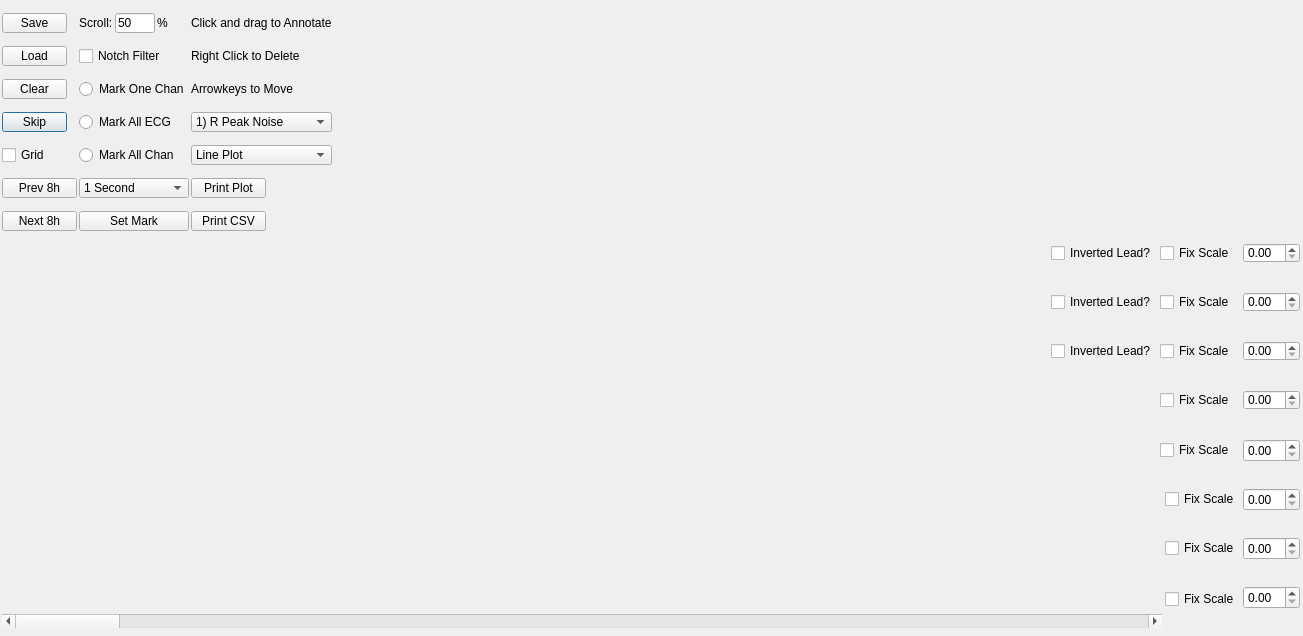
MiraWelner/QTVI, file source/deep_entropy_x/noise_marking_gui/noise_marking_gui.ui: the form before one commit.
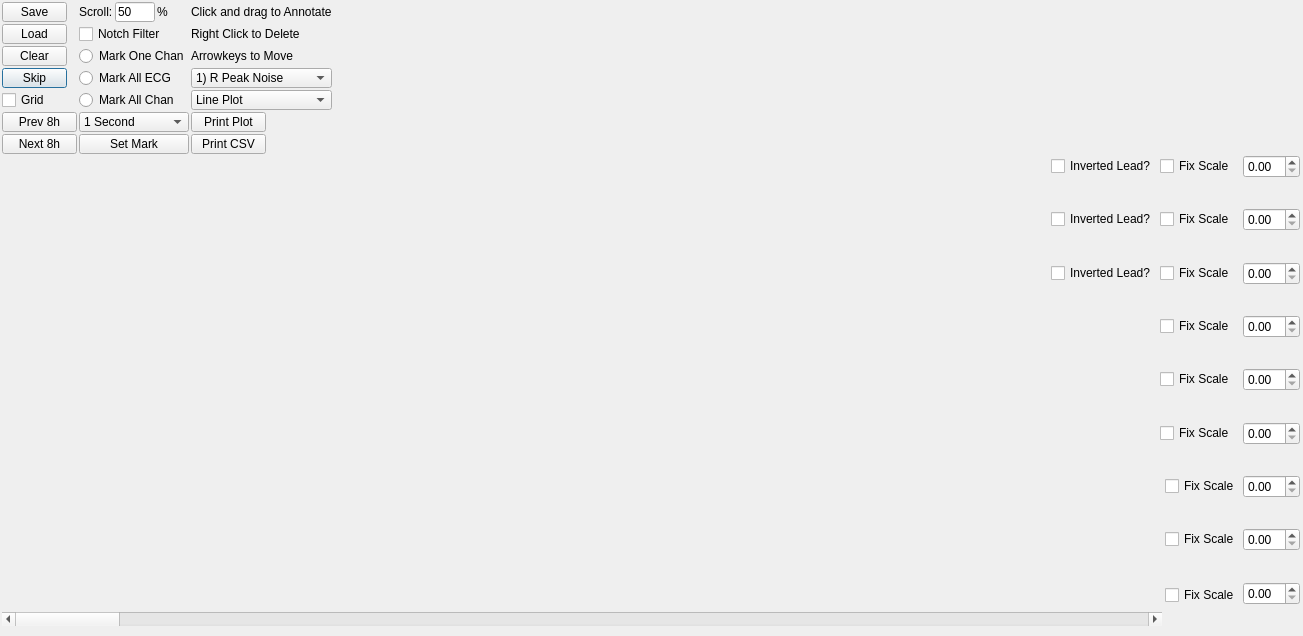
The form after the commit. Custom widgets are drawn as their Qt base class.

The edit to the form file:
```diff
--- a/source/deep_entropy_x/noise_marking_gui/noise_marking_gui.ui
+++ b/source/deep_entropy_x/noise_marking_gui/noise_marking_gui.ui
@@ -56,7 +56,7 @@
          <property name="minimumSize">
           <size>
            <width>0</width>
-           <height>0</height>
+           <height>10</height>
           </size>
          </property>
          <property name="maximumSize">
@@ -72,6 +72,12 @@
        </item>
        <item row="1" column="2">
         <widget class="QLabel" name="label_3">
+         <property name="minimumSize">
+          <size>
+           <width>0</width>
+           <height>10</height>
+          </size>
+         </property>
          <property name="text">
           <string>Right Click to Delete</string>
          </property>
@@ -79,6 +85,12 @@
        </item>
        <item row="2" column="2">
         <widget class="QLabel" name="label_4">
+         <property name="minimumSize">
+          <size>
+           <width>0</width>
+           <height>10</height>
+          </size>
+         </property>
          <property name="text">
           <string>Arrowkeys to Move</string>
          </property>
@@ -86,6 +98,12 @@
        </item>
        <item row="5" column="1">
         <widget class="QComboBox" name="window_length_selector">
+         <property name="minimumSize">
+          <size>
+           <width>0</width>
+           <height>10</height>
+          </size>
+         </property>
          <property name="maximumSize">
           <size>
            <width>16777215</width>
@@ -131,6 +149,12 @@
        </item>
        <item row="2" column="1">
         <widget class="QRadioButton" name="mark_one_chan">
+         <property name="minimumSize">
+          <size>
+           <width>0</width>
+           <height>10</height>
+          </size>
+         </property>
          <property name="text">
           <string>Mark One Chan</string>
          </property>
@@ -141,6 +165,12 @@
        </item>
        <item row="1" column="1">
         <widget class="QCheckBox" name="notch_filter">
+         <property name="minimumSize">
+          <size>
+           <width>0</width>
+           <height>10</height>
+          </size>
+         </property>
          <property name="maximumSize">
           <size>
            <width>16777215</width>
@@ -154,6 +184,12 @@
        </item>
        <item row="4" column="0">
         <widget class="QCheckBox" name="show_grid_check">
+         <property name="minimumSize">
+          <size>
+           <width>0</width>
+           <height>10</height>
+          </size>
+         </property>
          <property name="maximumSize">
           <size>
            <width>65</width>
@@ -167,6 +203,12 @@
        </item>
        <item row="0" column="0">
         <widget class="QPushButton" name="finalize_button">
+         <property name="minimumSize">
+          <size>
+           <width>0</width>
+           <height>10</height>
+          </size>
+         </property>
          <property name="maximumSize">
           <size>
            <width>65</width>
@@ -180,6 +222,12 @@
        </item>
        <item row="4" column="2">
         <widget class="QComboBox" name="scatter_line">
+         <property name="minimumSize">
+          <size>
+           <width>0</width>
+           <height>10</height>
+          </size>
+         </property>
          <property name="maximumSize">
           <size>
            <width>16777215</width>
@@ -200,6 +248,12 @@
        </item>
        <item row="5" column="0">
         <widget class="QPushButton" name="prev8hours">
+         <property name="minimumSize">
+          <size>
+           <width>0</width>
+           <height>10</height>
+          </size>
+         </property>
          <property name="maximumSize">
           <size>
            <width>75</width>
@@ -219,6 +273,12 @@
            <verstretch>0</verstretch>
           </sizepolicy>
          </property>
+         <property name="minimumSize">
+          <size>
+           <width>0</width>
+           <height>10</height>
+          </size>
+         </property>
          <property name="maximumSize">
           <size>
            <width>150</width>
@@ -294,6 +354,12 @@
        </item>
        <item row="4" column="1">
         <widget class="QRadioButton" name="mark_all_chan">
+         <property name="minimumSize">
+          <size>
+           <width>0</width>
+           <height>10</height>
+          </size>
+         </property>
          <property name="text">
           <string>Mark All Chan</string>
          </property>
@@ -304,6 +370,12 @@
        </item>
        <item row="1" column="0">
         <widget class="QPushButton" name="browse_file_button">
+         <property name="minimumSize">
+          <size>
+           <width>0</width>
+           <height>10</height>
+          </size>
+         </property>
          <property name="maximumSize">
           <size>
            <width>65</width>
@@ -319,6 +391,12 @@
         <layout class="QHBoxLayout" name="horizontalLayout">
          <item>
           <widget class="QLabel" name="seconds_to_scroll_label">
+           <property name="minimumSize">
+            <size>
+             <width>0</width>
+             <height>10</height>
+            </size>
+           </property>
            <property name="maximumSize">
             <size>
              <width>100</width>
@@ -337,6 +415,12 @@
          </item>
          <item>
           <widget class="QLineEdit" name="skip_interval_box">
+           <property name="minimumSize">
+            <size>
+             <width>0</width>
+             <height>10</height>
+            </size>
+           </property>
            <property name="maximumSize">
             <size>
              <width>40</width>
@@ -353,6 +437,12 @@
          </item>
          <item>
           <widget class="QLabel" name="label_2">
+           <property name="minimumSize">
+            <size>
+             <width>0</width>
+             <height>10</height>
+            </size>
+           </property>
            <property name="text">
             <string>%</string>
            </property>
@@ -362,6 +452,12 @@
        </item>
        <item row="6" column="0">
         <widget class="QPushButton" name="next8hours">
+         <property name="minimumSize">
+          <size>
+           <width>0</width>
+           <height>10</height>
+          </size>
+         </property>
          <property name="maximumSize">
           <size>
            <width>75</width>
@@ -378,7 +474,7 @@
          <property name="minimumSize">
           <size>
            <width>0</width>
-           <height>0</height>
+           <height>10</height>
           </size>
          </property>
          <property name="maximumSize">
@@ -394,6 +490,12 @@
        </item>
        <item row="5" column="2">
         <widget class="QPushButton" name="save_current_plot">
+         <property name="minimumSize">
+          <size>
+           <width>0</width>
+           <height>10</height>
+          </size>
+         </property>
          <property name="maximumSize">
           <size>
            <width>75</width>
@@ -407,6 +509,12 @@
        </item>
        <item row="0" column="2">
         <widget class="QLabel" name="label">
+         <property name="minimumSize">
+          <size>
+           <width>0</width>
+           <height>10</height>
+          </size>
+         </property>
          <property name="text">
           <string>Click and drag to Annotate</string>
          </property>
@@ -414,6 +522,12 @@
        </item>
        <item row="2" column="0">
         <widget class="QPushButton" name="clearall_button">
+         <property name="minimumSize">
+          <size>
+           <width>0</width>
+           <height>10</height>
+          </size>
+         </property>
          <property name="maximumSize">
           <size>
            <width>65</width>
@@ -427,6 +541,12 @@
        </item>
        <item row="3" column="1">
         <widget class="QRadioButton" name="mark_ecg">
+         <property name="minimumSize">
+          <size>
+           <width>0</width>
+           <height>10</height>
+          </size>
+         </property>
          <property name="text">
           <string>Mark All ECG</string>
          </property>
@@ -437,6 +557,12 @@
        </item>
        <item row="6" column="2">
         <widget class="QPushButton" name="save_current_csv">
+         <property name="minimumSize">
+          <size>
+           <width>0</width>
+           <height>10</height>
+          </size>
+         </property>
          <property name="maximumSize">
           <size>
            <width>75</width>
@@ -472,7 +598,7 @@
          <property name="minimumSize">
           <size>
            <width>0</width>
-           <height>80</height>
+           <height>10</height>
           </size>
          </property>
          <property name="styleSheet">
@@ -491,7 +617,7 @@
          <property name="minimumSize">
           <size>
            <width>0</width>
-           <height>80</height>
+           <height>10</height>
           </size>
          </property>
          <property name="styleSheet">
@@ -515,7 +641,7 @@
            <property name="minimumSize">
             <size>
              <width>0</width>
-             <height>80</height>
+             <height>10</height>
             </size>
            </property>
           </widget>
@@ -531,7 +657,7 @@
            <property name="minimumSize">
             <size>
              <width>0</width>
-             <height>80</height>
+             <height>10</height>
             </size>
            </property>
           </widget>
@@ -547,7 +673,7 @@
            <property name="minimumSize">
             <size>
              <width>0</width>
-             <height>80</height>
+             <height>10</height>
             </size>
            </property>
           </widget>
@@ -559,7 +685,7 @@
     </layout>
    </item>
    <item>
-    <layout class="QVBoxLayout" name="main_plots" stretch="1,1,1,1,1,1,1,1">
+    <layout class="QVBoxLayout" name="main_plots" stretch="1,1,1,1,1,1,1,1,1">
      <property name="spacing">
       <number>0</number>
      </property>
@@ -571,6 +697,12 @@
          <verstretch>6</verstretch>
         </sizepolicy>
        </property>
+       <property name="minimumSize">
+        <size>
+         <width>0</width>
+         <height>10</height>
+        </size>
+       </property>
        <property name="styleSheet">
         <string notr="true"/>
        </property>
@@ -608,6 +740,12 @@
         </item>
         <item row="1" column="1">
          <spacer name="verticalSpacer">
+          <property name="minimumSize">
+           <size>
+            <width>0</width>
+            <height>10</height>
+           </size>
+          </property>
           <property name="orientation">
            <enum>Qt::Orientation::Vertical</enum>
           </property>
@@ -637,6 +775,12 @@
         </item>
         <item row="0" column="1">
          <widget class="QCheckBox" name="ecg_1_reverse">
+          <property name="minimumSize">
+           <size>
+            <width>0</width>
+            <height>10</height>
+           </size>
+          </property>
           <property name="text">
            <string>Inverted Lead?</string>
           </property>
@@ -644,6 +788,12 @@
         </item>
         <item row="0" column="0">
          <spacer name="horizontalSpacer">
+          <property name="minimumSize">
+           <size>
+            <width>0</width>
+            <height>10</height>
+           </size>
+          </property>
           <property name="orientation">
            <enum>Qt::Orientation::Horizontal</enum>
           </property>
@@ -666,6 +816,12 @@
          <verstretch>1</verstretch>
         </sizepolicy>
        </property>
+       <property name="minimumSize">
+        <size>
+         <width>0</width>
+         <height>10</height>
+        </size>
+       </property>
        <property name="styleSheet">
         <string notr="true"/>
        </property>
@@ -690,6 +846,12 @@
         </property>
         <item row="0" column="1">
          <widget class="QCheckBox" name="ecg_2_reverse">
+          <property name="minimumSize">
+           <size>
+            <width>0</width>
+            <height>10</height>
+           </size>
+          </property>
           <property name="text">
            <string>Inverted Lead?</string>
           </property>
@@ -697,6 +859,12 @@
         </item>
         <item row="1" column="1">
          <spacer name="verticalSpacer_2">
+          <property name="minimumSize">
+           <size>
+            <width>0</width>
+            <height>10</height>
+           </size>
+          </property>
           <property name="orientation">
            <enum>Qt::Orientation::Vertical</enum>
           </property>
@@ -720,6 +888,12 @@
         </item>
         <item row="0" column="0">
          <spacer name="horizontalSpacer_2">
+          <property name="minimumSize">
+           <size>
+            <width>0</width>
+            <height>10</height>
+           </size>
+          </property>
           <property name="orientation">
            <enum>Qt::Orientation::Horizontal</enum>
           </property>
@@ -758,6 +932,12 @@
          <verstretch>1</verstretch>
         </sizepolicy>
        </property>
+       <property name="minimumSize">
+        <size>
+         <width>0</width>
+         <height>10</height>
+        </size>
+       </property>
        <property name="styleSheet">
         <string notr="true"/>
        </property>
@@ -805,6 +985,12 @@
         </item>
         <item row="1" column="2">
          <spacer name="verticalSpacer_3">
+          <property name="minimumSize">
+           <size>
+            <width>0</width>
+            <height>10</height>
+           </size>
+          </property>
           <property name="orientation">
            <enum>Qt::Orientation::Vertical</enum>
           </property>
@@ -818,6 +1004,12 @@
         </item>
         <item row="0" column="2">
          <widget class="QCheckBox" name="ecg_3_reverse">
+          <property name="minimumSize">
+           <size>
+            <width>0</width>
+            <height>10</height>
+           </size>
+          </property>
           <property name="text">
            <string>Inverted Lead?</string>
           </property>
@@ -839,6 +1031,125 @@
           </property>
          </widget>
         </item>
+        <item row="0" column="0">
+         <spacer name="horizontalSpacer_3">
+          <property name="minimumSize">
+           <size>
+            <width>0</width>
+            <height>10</height>
+           </size>
+          </property>
+          <property name="orientation">
+           <enum>Qt::Orientation::Horizontal</enum>
+          </property>
+          <property name="sizeHint" stdset="0">
+           <size>
+            <width>1205</width>
+            <height>20</height>
+           </size>
+          </property>
+         </spacer>
+        </item>
+       </layout>
+      </widget>
+     </item>
+     <item>
+      <widget class="QChartView" name="kors_matrix" native="true">
+       <property name="sizePolicy">
+        <sizepolicy hsizetype="Expanding" vsizetype="Expanding">
+         <horstretch>1</horstretch>
+         <verstretch>1</verstretch>
+        </sizepolicy>
+       </property>
+       <property name="minimumSize">
+        <size>
+         <width>0</width>
+         <height>10</height>
+        </size>
+       </property>
+       <layout class="QGridLayout" name="gridLayout_9">
+        <property name="leftMargin">
+         <number>0</number>
+        </property>
+        <property name="topMargin">
+         <number>1</number>
+        </property>
+        <property name="rightMargin">
+         <number>1</number>
+        </property>
+        <property name="bottomMargin">
+         <number>0</number>
+        </property>
+        <property name="horizontalSpacing">
+         <number>3</number>
+        </property>
+        <property name="verticalSpacing">
+         <number>0</number>
+        </property>
+        <item row="1" column="3">
+         <spacer name="verticalSpacer_9">
+          <property name="minimumSize">
+           <size>
+            <width>0</width>
+            <height>10</height>
+           </size>
+          </property>
+          <property name="orientation">
+           <enum>Qt::Orientation::Vertical</enum>
+          </property>
+          <property name="sizeHint" stdset="0">
+           <size>
+            <width>20</width>
+            <height>16</height>
+           </size>
+          </property>
+         </spacer>
+        </item>
+        <item row="0" column="3">
+         <widget class="QDoubleSpinBox" name="kors_gain">
+          <property name="minimumSize">
+           <size>
+            <width>0</width>
+            <height>10</height>
+           </size>
+          </property>
+         </widget>
+        </item>
+        <item row="0" column="1">
+         <spacer name="horizontalSpacer_9">
+          <property name="minimumSize">
+           <size>
+            <width>0</width>
+            <height>10</height>
+           </size>
+          </property>
+          <property name="orientation">
+           <enum>Qt::Orientation::Horizontal</enum>
+          </property>
+          <property name="sizeHint" stdset="0">
+           <size>
+            <width>1107</width>
+            <height>16</height>
+           </size>
+          </property>
+         </spacer>
+        </item>
+        <item row="0" column="2">
+         <widget class="QCheckBox" name="kors_check">
+          <property name="minimumSize">
+           <size>
+            <width>80</width>
+            <height>10</height>
+           </size>
+          </property>
+          <property name="focusPolicy">
+           <enum>Qt::FocusPolicy::NoFocus</enum>
+          </property>
+          <property name="text">
+           <string>Fix Scale</string>
+          </property>
+         </widget>
+        </item>
        </layout>
       </widget>
      </item>
@@ -850,6 +1161,12 @@
          <verstretch>1</verstretch>
         </sizepolicy>
        </property>
+       <property name="minimumSize">
+        <size>
+         <width>0</width>
+         <height>10</height>
+        </size>
+       </property>
        <property name="styleSheet">
         <string notr="true"/>
        </property>
@@ -872,30 +1189,7 @@
         <property name="verticalSpacing">
          <number>0</number>
         </property>
-        <item row="2" column="2">
-         <widget class="QDoubleSpinBox" name="ppg_gain">
-          <property name="minimumSize">
-           <size>
-            <width>0</width>
-            <height>10</height>
-           </size>
-          </property>
-         </widget>
-        </item>
-        <item row="2" column="0">
-         <spacer name="horizontalSpacer_4">
-          <property name="orientation">
-           <enum>Qt::Orientation::Horizontal</enum>
-          </property>
-          <property name="sizeHint" stdset="0">
-           <size>
-            <width>1305</width>
-            <height>20</height>
-           </size>
-          </property>
-         </spacer>
-        </item>
-        <item row="2" column="1">
+        <item row="4" column="1">
          <widget class="QCheckBox" name="ppg_check">
           <property name="minimumSize">
            <size>
@@ -911,8 +1205,33 @@
           </property>
          </widget>
         </item>
-        <item row="3" column="1">
+        <item row="4" column="0">
+         <spacer name="horizontalSpacer_4">
+          <property name="minimumSize">
+           <size>
+            <width>0</width>
+            <height>10</height>
+           </size>
+          </property>
+          <property name="orientation">
+           <enum>Qt::Orientation::Horizontal</enum>
+          </property>
+          <property name="sizeHint" stdset="0">
+           <size>
+            <width>1305</width>
+            <height>20</height>
+           </size>
+          </property>
+         </spacer>
+        </item>
+        <item row="5" column="1">
          <spacer name="verticalSpacer_4">
+          <property name="minimumSize">
+           <size>
+            <width>0</width>
+            <height>10</height>
+           </size>
+          </property>
           <property name="orientation">
            <enum>Qt::Orientation::Vertical</enum>
           </property>
@@ -924,6 +1243,16 @@
           </property>
          </spacer>
         </item>
+        <item row="4" column="2">
+         <widget class="QDoubleSpinBox" name="ppg_gain">
+          <property name="minimumSize">
+           <size>
+            <width>0</width>
+            <height>10</height>
+           </size>
+          </property>
+         </widget>
+        </item>
        </layout>
       </widget>
      </item>
@@ -935,6 +1264,12 @@
          <verstretch>1</verstretch>
         </sizepolicy>
        </property>
+       <property name="minimumSize">
+        <size>
+         <width>0</width>
+         <height>10</height>
+        </size>
+       </property>
        <property name="styleSheet">
         <string notr="true"/>
        </property>
@@ -958,14 +1293,21 @@
          <number>0</number>
         </property>
         <item row="0" column="2">
-         <widget class="QDoubleSpinBox" name="abp_gain"/>
+         <widget class="QDoubleSpinBox" name="abp_gain">
+          <property name="minimumSize">
+           <size>
+            <width>0</width>
+            <height>10</height>
+           </size>
+          </property>
+         </widget>
         </item>
         <item row="0" column="1">
          <widget class="QCheckBox" name="abp_check">
           <property name="minimumSize">
            <size>
             <width>80</width>
-            <height>0</height>
+            <height>10</height>
            </size>
           </property>
           <property name="focusPolicy">
@@ -978,6 +1320,12 @@
         </item>
         <item row="0" column="0">
          <spacer name="horizontalSpacer_5">
+          <property name="minimumSize">
+           <size>
+            <width>0</width>
+            <height>10</height>
+           </size>
+          </property>
           <property name="orientation">
            <enum>Qt::Orientation::Horizontal</enum>
           </property>
@@ -991,6 +1339,12 @@
         </item>
         <item row="1" column="1" colspan="2">
          <spacer name="verticalSpacer_5">
+          <property name="minimumSize">
+           <size>
+            <width>0</width>
+            <height>10</height>
+           </size>
+          </property>
           <property name="orientation">
            <enum>Qt::Orientation::Vertical</enum>
           </property>
@@ -1013,6 +1367,12 @@
          <verstretch>0</verstretch>
         </sizepolicy>
        </property>
+       <property name="minimumSize">
+        <size>
+         <width>0</width>
+         <height>10</height>
+        </size>
+       </property>
        <layout class="QGridLayout" name="gridLayout_6">
         <property name="leftMargin">
          <number>0</number>
@@ -1033,10 +1393,23 @@
          <number>0</number>
         </property>
         <item row="0" column="4">
-         <widget class="QDoubleSpinBox" name="art_gain"/>
+         <widget class="QDoubleSpinBox" name="art_gain">
+          <property name="minimumSize">
+           <size>
+            <width>0</width>
+            <height>10</height>
+           </size>
+          </property>
+         </widget>
         </item>
         <item row="0" column="0" rowspan="2">
          <spacer name="horizontalSpacer_6">
+          <property name="minimumSize">
+           <size>
+            <width>0</width>
+            <height>10</height>
+           </size>
+          </property>
           <property name="orientation">
            <enum>Qt::Orientation::Horizontal</enum>
           </property>
@@ -1050,6 +1423,12 @@
         </item>
         <item row="0" column="2" rowspan="2" colspan="2">
          <widget class="QCheckBox" name="art_check">
+          <property name="minimumSize">
+           <size>
+            <width>0</width>
+            <height>10</height>
+           </size>
+          </property>
           <property name="text">
            <string>Fix Scale</string>
           </property>
@@ -1057,6 +1436,12 @@
         </item>
         <item row="2" column="3">
          <spacer name="verticalSpacer_6">
+          <property name="minimumSize">
+           <size>
+            <width>0</width>
+            <height>10</height>
+           </size>
+          </property>
           <property name="orientation">
            <enum>Qt::Orientation::Vertical</enum>
           </property>
@@ -1073,6 +1458,12 @@
      </item>
      <item>
       <widget class="QChartView" name="art_pulm_axis" native="true">
+       <property name="minimumSize">
+        <size>
+         <width>0</width>
+         <height>10</height>
+        </size>
+       </property>
        <layout class="QGridLayout" name="gridLayout_7">
         <property name="leftMargin">
          <number>0</number>
@@ -1094,6 +1485,12 @@
         </property>
         <item row="0" column="1">
          <widget class="QCheckBox" name="art_pulm_check">
+          <property name="minimumSize">
+           <size>
+            <width>0</width>
+            <height>10</height>
+           </size>
+          </property>
           <property name="text">
            <string>Fix Scale</string>
           </property>
@@ -1101,6 +1498,12 @@
         </item>
         <item row="0" column="0">
          <spacer name="horizontalSpacer_7">
+          <property name="minimumSize">
+           <size>
+            <width>0</width>
+            <height>10</height>
+           </size>
+          </property>
           <property name="orientation">
            <enum>Qt::Orientation::Horizontal</enum>
           </property>
@@ -1113,10 +1516,23 @@
          </spacer>
         </item>
         <item row="0" column="3">
-         <widget class="QDoubleSpinBox" name="art_pulm_gain"/>
+         <widget class="QDoubleSpinBox" name="art_pulm_gain">
+          <property name="minimumSize">
+           <size>
+            <width>0</width>
+            <height>10</height>
+           </size>
+          </property>
+         </widget>
         </item>
         <item row="1" column="1">
          <spacer name="verticalSpacer_7">
+          <property name="minimumSize">
+           <size>
+            <width>0</width>
+            <height>10</height>
+           </size>
+          </property>
           <property name="orientation">
            <enum>Qt::Orientation::Vertical</enum>
           </property>
@@ -1133,6 +1549,12 @@
      </item>
      <item>
       <widget class="QChartView" name="accel_axis" native="true">
+       <property name="minimumSize">
+        <size>
+         <width>0</width>
+         <height>10</height>
+        </size>
+       </property>
        <layout class="QGridLayout" name="gridLayout_8">
         <property name="leftMargin">
          <number>0</number>
@@ -1154,6 +1576,12 @@
         </property>
         <item row="1" column="0">
          <spacer name="horizontalSpacer_8">
+          <property name="minimumSize">
+           <size>
+            <width>0</width>
+            <height>10</height>
+           </size>
+          </property>
           <property name="orientation">
            <enum>Qt::Orientation::Horizontal</enum>
           </property>
@@ -1167,6 +1595,12 @@
         </item>
         <item row="3" column="1">
          <spacer name="verticalSpacer_8">
+          <property name="minimumSize">
+           <size>
+            <width>0</width>
+            <height>10</height>
+           </size>
+          </property>
           <property name="orientation">
            <enum>Qt::Orientation::Vertical</enum>
           </property>
@@ -1180,16 +1614,35 @@
         </item>
         <item row="1" column="1">
          <widget class="QCheckBox" name="accel_check">
+          <property name="minimumSize">
+           <size>
+            <width>0</width>
+            <height>10</height>
+           </size>
+          </property>
           <property name="text">
            <string>Fix Scale</string>
           </property>
          </widget>
         </item>
         <item row="0" column="2" rowspan="2">
-         <widget class="QDoubleSpinBox" name="accel_gain"/>
+         <widget class="QDoubleSpinBox" name="accel_gain">
+          <property name="minimumSize">
+           <size>
+            <width>0</width>
+            <height>10</height>
+           </size>
+          </property>
+         </widget>
         </item>
         <item row="3" column="0">
          <widget class="QScrollBar" name="chunk_scrollbar">
+          <property name="minimumSize">
+           <size>
+            <width>0</width>
+            <height>10</height>
+           </size>
+          </property>
           <property name="orientation">
            <enum>Qt::Orientation::Horizontal</enum>
           </property>
```
Left out of the diff: 33 changed lines with no effect on the pictures.
